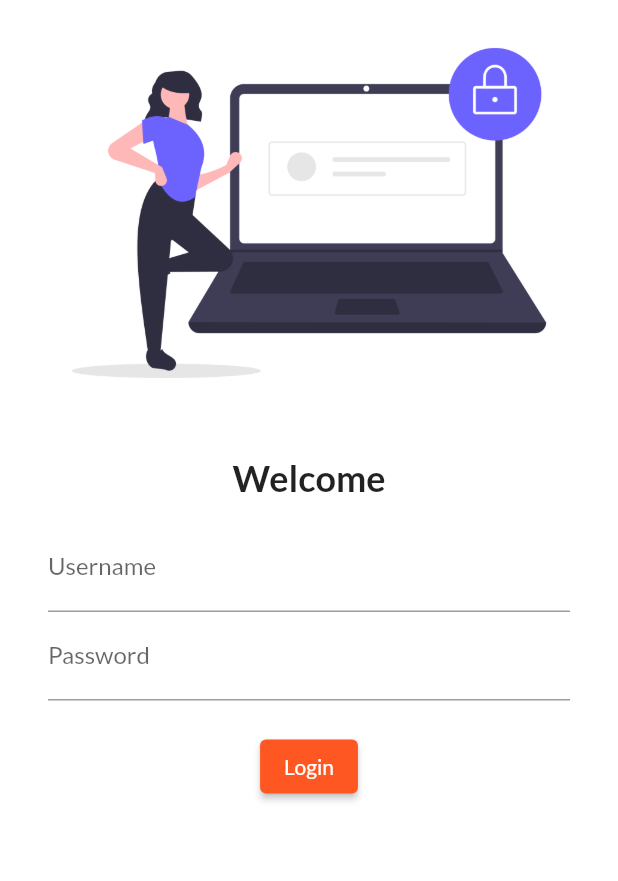
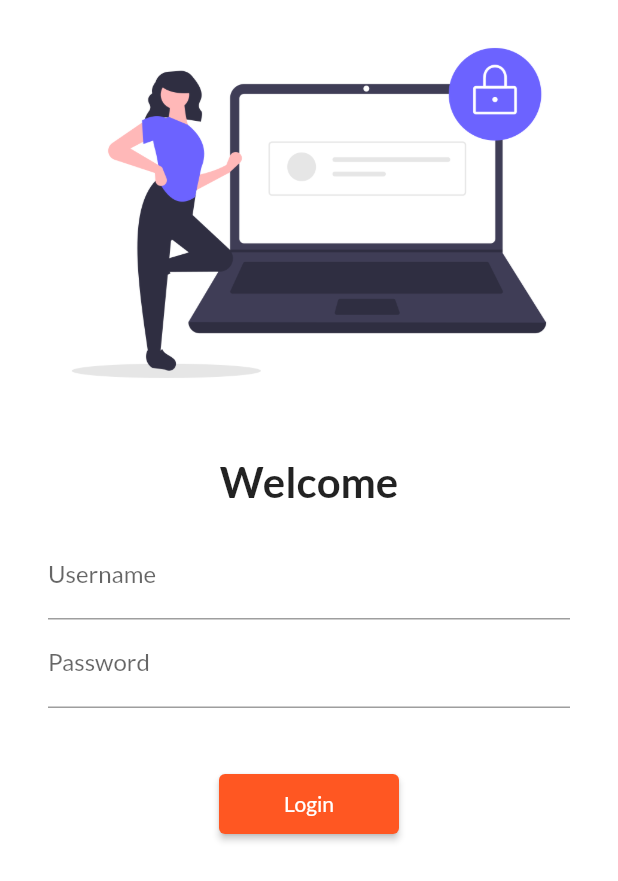
Before and after one commit to mkleel/Flutter, a Flutter app: the screen it shows after launch, after a tap on "Login", on a phone screen of 412 x 824 dp. Shown: the top 881 px of the screen. Run offline on Flutter 3.47's test engine with Material 2 defaults, Android fonts, the phone set to English and light mode, and no system bars; our stand-ins replace google_fonts.

Commit message:
day 5 completed

```diff
--- a/lib/pages/login_page.dart
+++ b/lib/pages/login_page.dart
@@ -1,4 +1,5 @@
 import 'package:flutter/material.dart';
+import 'package:flutter_application_1/utils/routs.dart';
 
 class LoginPage extends StatelessWidget {
   const LoginPage({super.key});
@@ -8,6 +9,7 @@ class LoginPage extends StatelessWidget {
     // ignore: prefer_const_constructors
     return Material(
       color: Colors.white,
+      child: SingleChildScrollView(
         child: Column(
           children: [
             Image.asset("assets/images/login.png",
@@ -18,7 +20,7 @@ class LoginPage extends StatelessWidget {
               ),
             const Text("Welcome",
             style: TextStyle(
-            fontSize: 24,
+              fontSize: 28,
               fontWeight: FontWeight.bold,
             ),),
             Padding(
@@ -42,14 +44,18 @@ class LoginPage extends StatelessWidget {
                     ),
                   ),
                   const SizedBox(
-                  height: 20.0,
+                    height: 40.0,
                   ),
 
                   ElevatedButton(
                    // ignore: avoid_print
-                 onPressed: (){print("hello mukesh");},
-                 style: TextButton.styleFrom(),
-                 child: const Text("Login"),
+                   onPressed: (){
+                    Navigator.pushNamed(context, MyRoutes.homeRoute);
+
+                    },
+                   style: TextButton.styleFrom(minimumSize: const Size(120, 40)),
+
+                   child: const Text("Login",),
                    )
                 ],
               ),
@@ -57,6 +63,7 @@ class LoginPage extends StatelessWidget {
 
           ],
         ),
+      ),
     );
   }
 }
```
Lines whose indentation alone changed are shown as unchanged.
